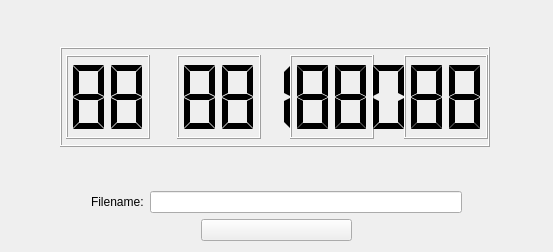
Above: Demo/RecorderWidget.ui from IainCole/Client before the change. Below: the same form after it.
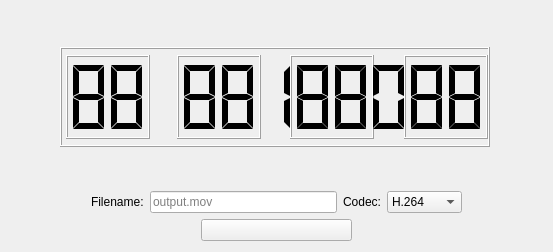
That is the form after the change. Icons and pictures are not drawn.

Diff of the .ui file:
```diff
--- a/Demo/RecorderWidget.ui
+++ b/Demo/RecorderWidget.ui
@@ -299,6 +299,41 @@
        <property name="focusPolicy">
         <enum>Qt::ClickFocus</enum>
        </property>
+       <property name="placeholderText">
+        <string>output.mov</string>
+       </property>
+      </widget>
+     </item>
+     <item>
+      <widget class="QLabel" name="labelCodec">
+       <property name="text">
+        <string>Codec:</string>
+       </property>
+      </widget>
+     </item>
+     <item>
+      <widget class="QComboBox" name="comboBoxCodec">
+       <property name="minimumSize">
+        <size>
+         <width>75</width>
+         <height>0</height>
+        </size>
+       </property>
+       <item>
+        <property name="text">
+         <string>H.264</string>
+        </property>
+       </item>
+       <item>
+        <property name="text">
+         <string>DNxHD</string>
+        </property>
+       </item>
+       <item>
+        <property name="text">
+         <string>ProRes</string>
+        </property>
+       </item>
       </widget>
      </item>
      <item>
```
